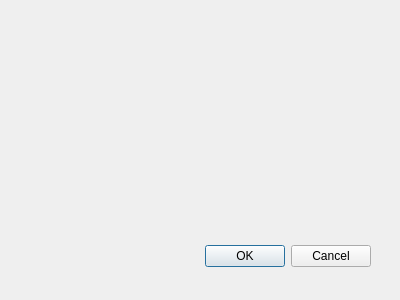
First picture: the form in Fritz/configwindow.ui, repository ptbw/Fritz-Qt5-project-for-Raspberry-Pi, before the edit.
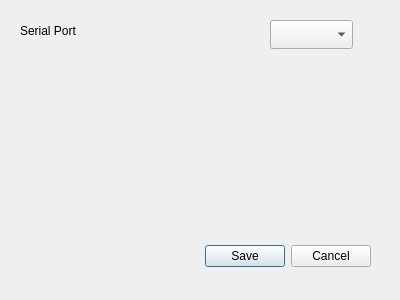
Second picture: the form after the edit.

The edit to the form file:
```diff
--- a/Fritz/configwindow.ui
+++ b/Fritz/configwindow.ui
@@ -27,8 +27,31 @@
    <property name="orientation" >
     <enum>Qt::Horizontal</enum>
    </property>
-   <property name="standardButtons" >
-    <set>QDialogButtonBox::Cancel|QDialogButtonBox::Ok</set>
+   <property name="standardButtons">
+    <set>QDialogButtonBox::Cancel|QDialogButtonBox::Save</set>
+   </property>
+  </widget>
+  <widget class="QComboBox" name="comboBox">
+   <property name="geometry">
+    <rect>
+     <x>270</x>
+     <y>20</y>
+     <width>83</width>
+     <height>29</height>
+    </rect>
+   </property>
+  </widget>
+  <widget class="QLabel" name="label">
+   <property name="geometry">
+    <rect>
+     <x>20</x>
+     <y>20</y>
+     <width>211</width>
+     <height>21</height>
+    </rect>
+   </property>
+   <property name="text">
+    <string>Serial Port</string>
    </property>
   </widget>
  </widget>
```
Left out of the diff: 27 changed lines with no effect on the pictures.
